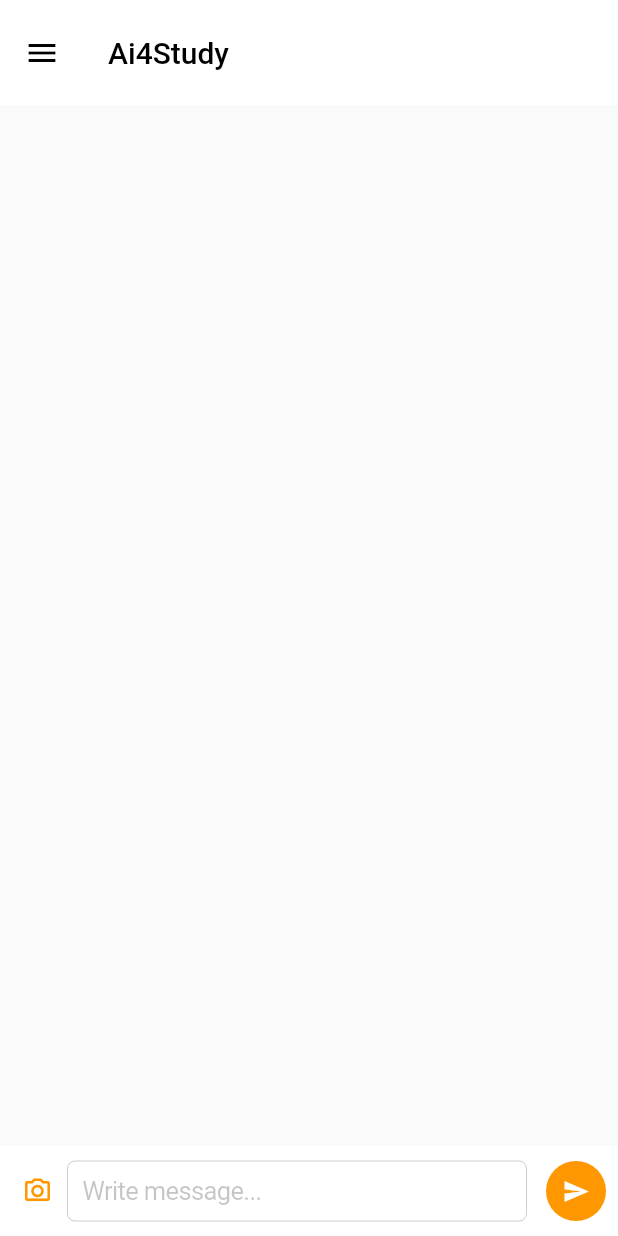
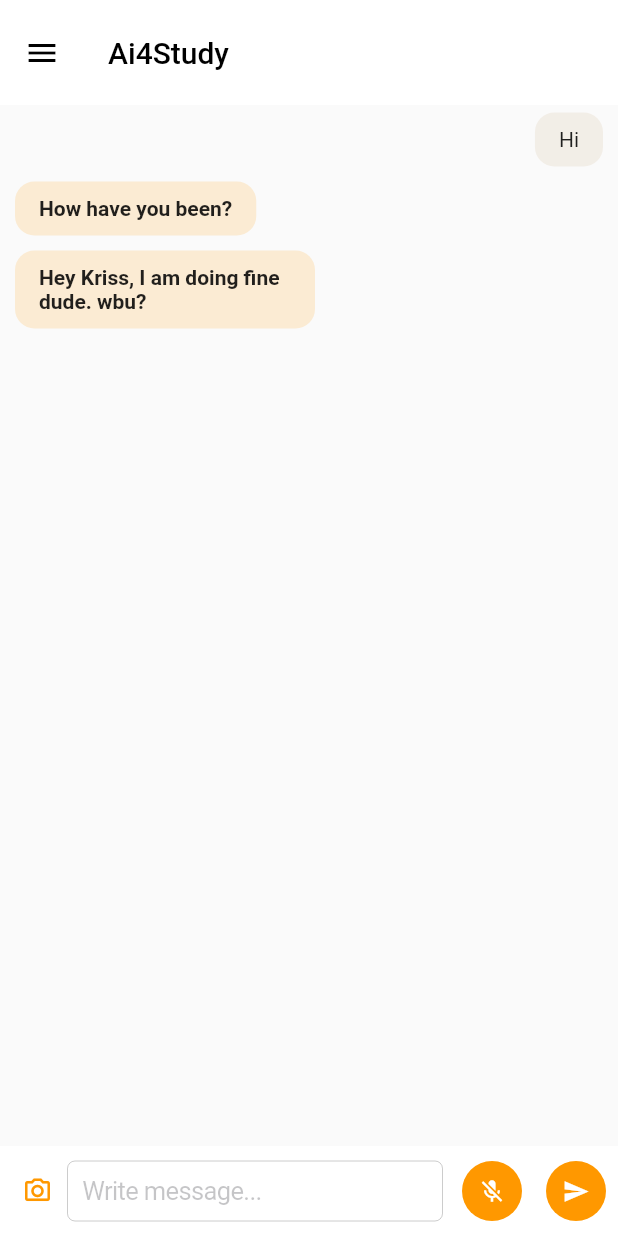
Before and after one commit to bengabp/GptMobileApp, a Flutter app: the ChatScreen screen opened directly, on a phone screen of 412 x 824 dp. Run offline on Flutter 3.47's test engine with Material 2 defaults, Android fonts, the phone set to English and light mode, and no system bars; our stand-ins replace animated_text_kit, google_fonts; Roboto replaces fonts that are missing (Signika).

Commit message:
Designing conversation screen

```diff
--- a/lib/screens/chat_screen.dart
+++ b/lib/screens/chat_screen.dart
@@ -1,16 +1,28 @@
 // ignore_for_file: prefer_const_constructors
 
+import 'package:ai4study/screens/chat_widget.dart';
 import 'package:ai4study/screens/prechat.dart';
 import 'package:flutter/material.dart';
 import 'package:flutter/cupertino.dart';
+import './chat_widget.dart';
 
 class ChatScreen extends StatefulWidget {
   @override
   State<ChatScreen> createState() => _ChatScreenState();
 }
 
-class _ChatScreenState extends State<ChatScreen> {
+class _ChatScreenState extends State<ChatScreen>
+    with SingleTickerProviderStateMixin {
   bool is_first_setup = true;
+  bool is_recording = false;
+  List<ChatMessage> chat_messages = [
+    ChatMessage("Hi", true),
+    ChatMessage("How have you been?", false),
+    ChatMessage("Hey Kriss, I am doing fine dude. wbu?", false)
+  ];
+  String chat_text_message = "";
+  ScrollController _scrollController = ScrollController();
+  TextEditingController _messageController = TextEditingController();
 
   @override
   Widget build(BuildContext context) {
@@ -19,13 +31,51 @@ class _ChatScreenState extends State<ChatScreen> {
         title: Text("Ai4Study"),
         backgroundColor: Colors.white,
         elevation: 0,
-        leading:IconButton(onPressed: ()=>{}, icon:Icon(Icons.menu)),
+        leading: IconButton(onPressed: () => {}, icon: Icon(Icons.menu)),
         toolbarHeight: 70,
       ),
       body: Stack(
-        children: <Widget>[
+        children: [
+          NotificationListener<OverscrollIndicatorNotification>(
+            onNotification: (OverscrollIndicatorNotification overscroll) {
+              overscroll.disallowIndicator();
+              return true;
+            },
+            child: SingleChildScrollView(
+              physics: ScrollPhysics(),
+              controller: _scrollController,
+              padding: EdgeInsets.only(bottom: 100),
+              child: Container(
+                padding:EdgeInsets.only(left:10,right:10),
+                child: Column(
+                    crossAxisAlignment: CrossAxisAlignment.stretch,
+                    children: List.generate(chat_messages.length, (index) {
+                      String messageText = chat_messages[index].text;
+                      bool isMine = chat_messages[index].is_my_message;
+
+                      return Align(
+                        alignment: isMine
+                            ? Alignment.centerRight
+                            : Alignment.centerLeft,
+                        child: Container(
+
+                          constraints: BoxConstraints(maxWidth: 200),
+                          padding: EdgeInsets.only(
+                              left: 16, right: 16, top: 10, bottom: 10),
+                              margin:EdgeInsets.only(top:5,bottom:5),
+                          child: Text(messageText,style: TextStyle(fontWeight:isMine ? FontWeight.normal: FontWeight.bold),),
+                          decoration:BoxDecoration(
+                            borderRadius: BorderRadius.circular(13),
+                            color:isMine ? Color.fromARGB(241, 242, 237, 230) : Color.fromARGB(40, 255, 153, 0),
+                          )
+                        ),
+                      );
+                    })),
+              ),
+            ),
+          ),
           Align(
-            alignment: Alignment.bottomLeft,
+            alignment: Alignment.bottomCenter,
             child: Container(
               padding: EdgeInsets.only(left: 10, bottom: 10, top: 10),
               height: 60,
@@ -34,7 +84,9 @@ class _ChatScreenState extends State<ChatScreen> {
               child: Row(
                 children: <Widget>[
                   GestureDetector(
-                    onTap: () {},
+                    onTap: () {
+                      print("Camera button clicked !");
+                    },
                     child: Container(
                       height: 30,
                       width: 30,
@@ -43,7 +95,7 @@ class _ChatScreenState extends State<ChatScreen> {
                       ),
                       child: Icon(
                         Icons.camera_alt_outlined,
-                        color:Colors.orange,
+                        color: Colors.orange,
                         size: 20,
                       ),
                     ),
@@ -54,14 +106,42 @@ class _ChatScreenState extends State<ChatScreen> {
                   Expanded(
                     child: CupertinoTextField(
                       placeholder: "Write message...",
-                      padding:EdgeInsets.all(10)
+                      controller: _messageController,
+                      padding: EdgeInsets.all(10),
+                      onChanged: (value) => {chat_text_message = value.trim()},
                     ),
                   ),
                   SizedBox(
                     width: 5,
                   ),
                   FloatingActionButton(
-                    onPressed: () {},
+                      heroTag: "RecordAudioButton",
+                      onPressed: () {
+                        setState(() {
+                          is_recording = !is_recording;
+                        });
+                      },
+                      child: Icon(is_recording ? Icons.mic : Icons.mic_off,
+                          color: Colors.white, size: 18),
+                      elevation: 0),
+                  FloatingActionButton(
+                    heroTag: "SendButton",
+                    onPressed: () {
+                      if (chat_text_message.length > 0) {
+                        // Send message to bot
+                        ChatMessage new_chat_message =
+                            ChatMessage(chat_text_message, true);
+                        setState(() {
+                          chat_messages.add(new_chat_message);
+                          _messageController.clear();
+                        });
+                        _scrollController.animateTo(
+                            _scrollController.position.maxScrollExtent+100,
+                            duration: Duration(milliseconds: 1000),
+                            curve: Curves.easeOut);
+                      }
+                      print(_scrollController.offset);
+                    },
                     child: Icon(
                       Icons.send,
                       color: Colors.white,
@@ -72,10 +152,9 @@ class _ChatScreenState extends State<ChatScreen> {
                 ],
               ),
             ),
-          ),
+          )
         ],
       ),
-
     );
   }
 }
--- /dev/null
+++ b/lib/screens/chat_widget.dart
@@ -0,0 +1,9 @@
+import 'package:flutter/material.dart';
+
+class ChatMessage {
+  String text = "";
+  bool is_my_message;
+
+  ChatMessage(this.text,this.is_my_message);
+
+}
```
